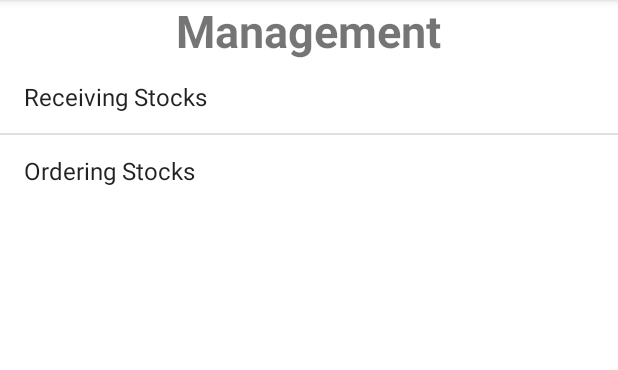
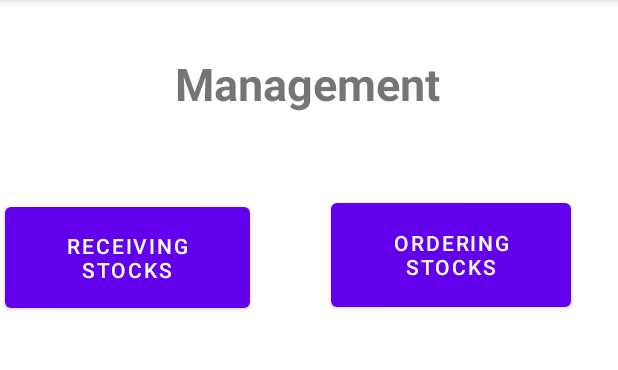
Before and after one commit to MatchHue/3606_A2, an Android app: the screen it shows after launch (MainActivity), on a phone screen of 412 x 824 dp, the part 84-454 px from its top. Run offline under Robolectric (Android 15) with nearby library versions, the phone set to English and light mode, and no system bars.

```diff
--- a/app/build.gradle
+++ b/app/build.gradle
@@ -25,6 +25,9 @@ android {
         sourceCompatibility JavaVersion.VERSION_1_8
         targetCompatibility JavaVersion.VERSION_1_8
     }
+    buildFeatures {
+        viewBinding true
+    }
 }
 
 dependencies {
@@ -33,6 +36,8 @@ dependencies {
     implementation 'com.google.android.material:material:1.4.0'
     implementation 'androidx.constraintlayout:constraintlayout:2.1.1'
     implementation 'androidx.legacy:legacy-support-v4:1.0.0'
+    implementation 'androidx.navigation:navigation-fragment:2.3.5'
+    implementation 'androidx.navigation:navigation-ui:2.3.5'
     testImplementation 'junit:junit:4.+'
     androidTestImplementation 'androidx.test.ext:junit:1.1.3'
     androidTestImplementation 'androidx.test.espresso:espresso-core:3.4.0'
--- a/app/src/main/java/com/hfad/a816018640_and_816015043/TopLevelFragment.java
+++ /dev/null
@@ -1,23 +0,0 @@
-package com.hfad.a816018640_and_816015043;
-
-import android.os.Bundle;
-
-import androidx.fragment.app.Fragment;
-import android.view.LayoutInflater;
-import android.view.View;
-import android.view.ViewGroup;
-
-import com.example.a816018640_and_816015043.R;
-
-
-public class TopLevelFragment extends Fragment {
-
-
-
-    @Override
-    public View onCreateView(LayoutInflater inflater, ViewGroup container,
-                             Bundle savedInstanceState) {
-        // Inflate the layout for this fragment
-        return inflater.inflate(R.layout.fragment_top_level, container, false);
-    }
-}
--- a/app/src/main/res/layout/activity_main.xml
+++ b/app/src/main/res/layout/activity_main.xml
@@ -1,5 +1,5 @@
 <?xml version="1.0" encoding="utf-8"?>
-<LinearLayout xmlns:android="http://schemas.android.com/apk/res/android"
+<androidx.constraintlayout.widget.ConstraintLayout xmlns:android="http://schemas.android.com/apk/res/android"
     xmlns:app="http://schemas.android.com/apk/res-auto"
     xmlns:tools="http://schemas.android.com/tools"
     android:layout_width="match_parent"
@@ -8,13 +8,55 @@
     tools:context="com.hfad.a816018640_and_816015043.MainActivity">
 
 
-
-    <androidx.fragment.app.FragmentContainerView
-        android:id="@+id/Menus"
-        android:name="com.hfad.a816018640_and_816015043.TopLevelFragment"
+    <TextView
+        android:id="@+id/Title"
         android:layout_width="wrap_content"
         android:layout_height="wrap_content"
-        tools:layout="@layout/fragment_top_level" />
+        android:text="@string/Title"
+        android:textSize="30sp"
+        android:textStyle="bold"
+        app:layout_constraintBottom_toBottomOf="parent"
+        app:layout_constraintEnd_toEndOf="parent"
+        app:layout_constraintHorizontal_bias="0.497"
+        app:layout_constraintStart_toStartOf="parent"
+        app:layout_constraintTop_toTopOf="parent"
+        app:layout_constraintVertical_bias="0.049" />
+
+    <Button
+        android:id="@+id/receiveStock"
+        android:layout_width="163dp"
+        android:layout_height="79dp"
+        android:onClick="receiveClick"
+        android:text="@string/receive"
+        app:layout_constraintBottom_toBottomOf="parent"
+        app:layout_constraintEnd_toStartOf="@+id/orderStock"
+        app:layout_constraintHorizontal_bias="0.063"
+        app:layout_constraintStart_toStartOf="parent"
+        app:layout_constraintTop_toTopOf="parent"
+        app:layout_constraintVertical_bias="0.192" />
+
+    <Button
+        android:id="@+id/orderStock"
+        android:layout_width="160dp"
+        android:layout_height="81dp"
+        android:text="@string/order"
+        app:layout_constraintBottom_toBottomOf="parent"
+        app:layout_constraintEnd_toEndOf="parent"
+        app:layout_constraintHorizontal_bias="0.876"
+        app:layout_constraintStart_toStartOf="parent"
+        app:layout_constraintTop_toTopOf="parent"
+        app:layout_constraintVertical_bias="0.188" />
+
+    <FrameLayout
+        android:id="@+id/FragmentView"
+        android:layout_width="match_parent"
+        android:layout_height="0dp"
+        app:layout_constraintBottom_toBottomOf="parent"
+        app:layout_constraintEnd_toEndOf="parent"
+        app:layout_constraintHorizontal_bias="0.0"
+        app:layout_constraintStart_toStartOf="parent"
+        app:layout_constraintTop_toBottomOf="@+id/receiveStock"
+        app:layout_constraintVertical_bias="0.0" />
 
 
-</LinearLayout>
+</androidx.constraintlayout.widget.ConstraintLayout>
--- a/app/src/main/res/layout/fragment_top_level.xml
+++ /dev/null
@@ -1,24 +0,0 @@
-<LinearLayout xmlns:android="http://schemas.android.com/apk/res/android"
-    xmlns:tools="http://schemas.android.com/tools"
-    android:layout_width="match_parent"
-    android:layout_height="match_parent"
-    android:orientation="vertical"
-    tools:context="com.hfad.a816018640_and_816015043.TopLevelFragment">
-
-    <!-- TODO: Update blank fragment layout -->
-    <TextView
-        android:layout_width="wrap_content"
-        android:layout_height="wrap_content"
-        android:layout_gravity="center"
-        android:textStyle="bold"
-        android:textSize="30sp"
-        android:text="@string/Title"/>
-
-    <ListView
-        android:layout_width="wrap_content"
-        android:layout_height="wrap_content"
-        android:id="@+id/options"
-        android:entries="@array/options"
-        />
-
-</LinearLayout>
--- a/app/src/main/res/values/strings.xml
+++ b/app/src/main/res/values/strings.xml
@@ -1,10 +1,17 @@
 <resources>
     <string name="app_name">816018640_and_816015043</string>
     <string name="Title">Management</string>
-    <string-array name="options">
-        <item>Receiving Stocks</item>
-        <item>Ordering Stocks</item>
-    </string-array>
+    <string name="receive">Receiving Stocks</string>
+    <string name="order">Ordering Stocks</string>
     <!-- TODO: Remove or change this placeholder text -->
     <string name="hello_blank_fragment">Hello blank fragment</string>
+    <string name="title_activity_receiving_stock">ReceivingStockActivity</string>
+    <!-- Strings used for fragments for navigation -->
+    <string name="first_fragment_label">First Fragment</string>
+    <string name="second_fragment_label">Second Fragment</string>
+    <string name="next">Next</string>
+    <string name="previous">Previous</string>
+
+    <string name="hello_first_fragment">Hello first fragment</string>
+    <string name="hello_second_fragment">Hello second fragment. Arg: %1$s</string>
 </resources>
```
Also changed, not shown: app/src/main/java/com/hfad/a816018640_and_816015043/MainActivity.java (+18 -0 lines), app/src/main/java/com/hfad/a816018640_and_816015043/ReceivingStocksFragment.java (added, +56 -0 lines), app/src/main/res/layout/fragment_receiving_stocks.xml (added, +35 -0 lines), app/src/main/res/values/themes.xml (+8 -0 lines).
